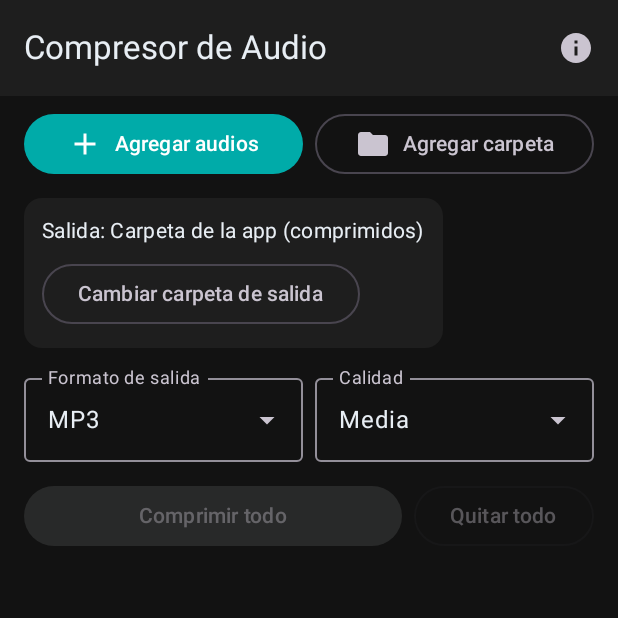
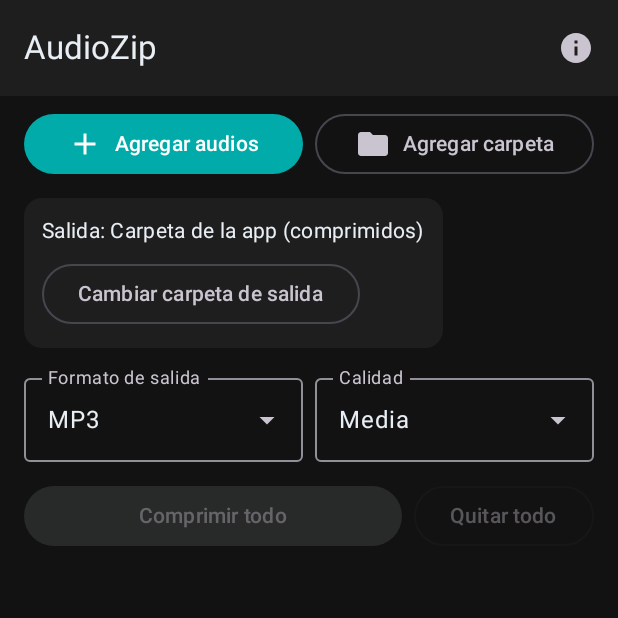
Before and after one commit to bash-666/AudioZip, an Android app built with Jetpack Compose: the screen it shows after launch (MainActivity), on a phone screen of 412 x 824 dp, the top half of it. Run offline under Robolectric (Android 15) with nearby library versions, the phone set to English and light mode, and no system bars.

Commit message:
Renombrar la app a AudioZip

```diff
--- a/app/src/main/java/com/compresoraudio/app/ui/CompressorScreen.kt
+++ b/app/src/main/java/com/compresoraudio/app/ui/CompressorScreen.kt
@@ -118,7 +118,7 @@ fun CompressorScreen(viewModel: CompressorViewModel = viewModel()) {
     Scaffold(
         topBar = {
             TopAppBar(
-                title = { Text("Compresor de Audio") },
+                title = { Text("AudioZip") },
                 actions = {
                     IconButton(onClick = { showHelp = true }) {
                         Icon(Icons.Filled.Info, contentDescription = "Cómo comprimir")
```
